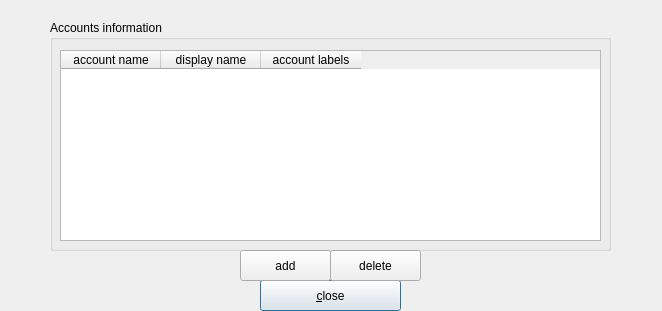
First picture: the form in kwalletmanager.ui, repository mhogomchungu/qCheckGMail, before the edit.
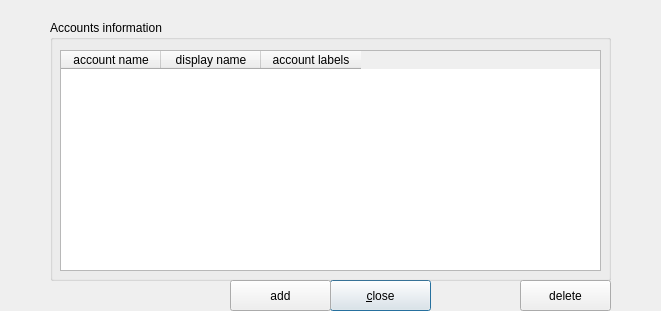
Second picture: the form after the edit.

Diff of the .ui file:
```diff
--- a/kwalletmanager.ui
+++ b/kwalletmanager.ui
@@ -6,7 +6,7 @@
    <rect>
     <x>0</x>
     <y>0</y>
-    <width>662</width>
+    <width>661</width>
     <height>311</height>
    </rect>
   </property>
@@ -16,9 +16,9 @@
   <widget class="QPushButton" name="pushButtonClose">
    <property name="geometry">
     <rect>
-     <x>260</x>
+     <x>330</x>
      <y>280</y>
-     <width>141</width>
+     <width>101</width>
      <height>31</height>
     </rect>
    </property>
@@ -35,7 +35,7 @@
      <x>50</x>
      <y>20</y>
      <width>561</width>
-     <height>231</height>
+     <height>261</height>
     </rect>
    </property>
    <property name="title">
@@ -47,7 +47,7 @@
       <x>10</x>
       <y>30</y>
       <width>541</width>
-      <height>191</height>
+      <height>221</height>
      </rect>
     </property>
     <property name="editTriggers">
@@ -88,8 +88,8 @@
   <widget class="QPushButton" name="pushButtonAccountDelete">
    <property name="geometry">
     <rect>
-     <x>330</x>
-     <y>250</y>
+     <x>520</x>
+     <y>280</y>
      <width>91</width>
      <height>31</height>
     </rect>
@@ -101,9 +101,9 @@
   <widget class="QPushButton" name="pushButtonAccountAdd">
    <property name="geometry">
     <rect>
-     <x>240</x>
-     <y>250</y>
-     <width>91</width>
+     <x>230</x>
+     <y>280</y>
+     <width>101</width>
      <height>31</height>
     </rect>
    </property>
```
Left out of the diff: 2 changed lines with no effect on the pictures.
